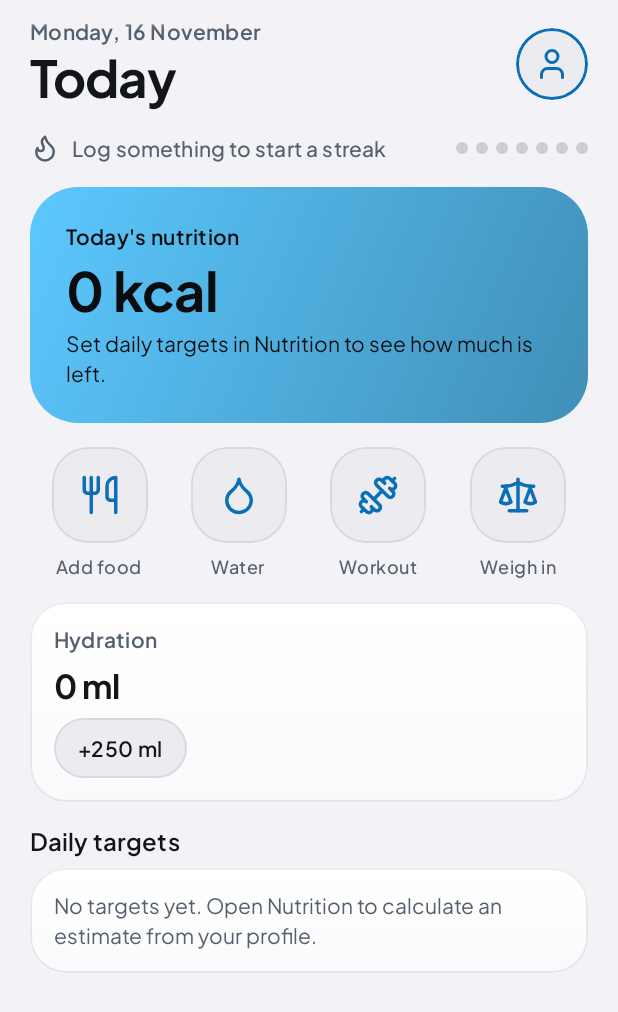
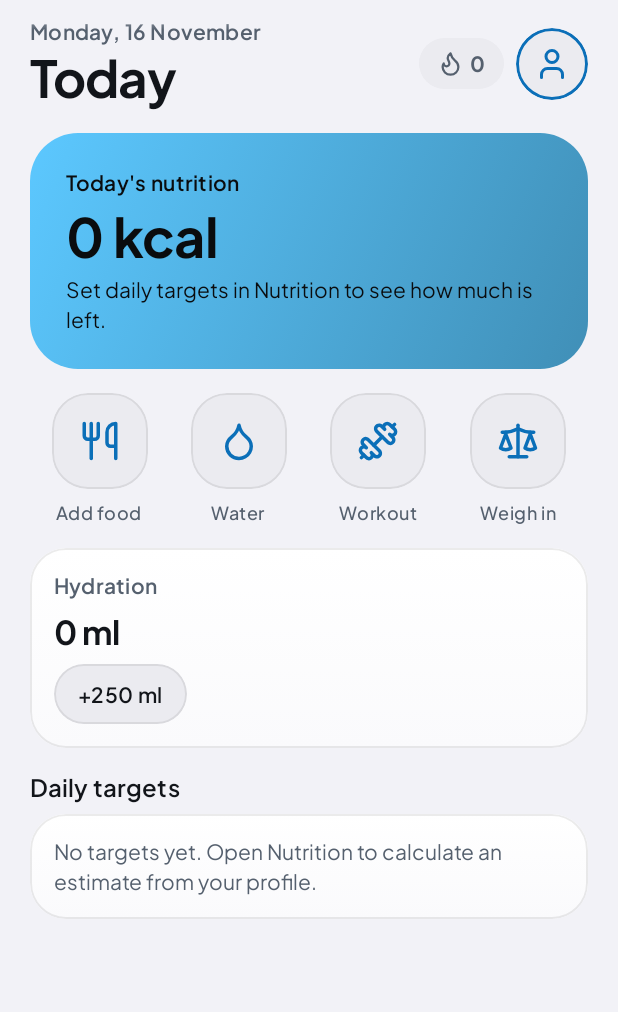
Before and after one commit to ipuppyyt/tide-fit, an Android app built with Jetpack Compose: the composable HomeScreen shown on its own in the app's theme, on a phone screen of 412 x 824 dp. Shown: the top 1012 px of the screen. Run offline under Robolectric (Android 15) with nearby library versions, the phone set to English and light mode, and no system bars; our stand-ins replace Dagger/Hilt's generated code, Room's generated code; pictures from the network do not load.

Commit message:
refactor: show streak as a flame count pill beside the avatar

```diff
--- a/app/src/main/java/com/artishorizon/tidefit/feature/home/HomeScreen.kt
+++ b/app/src/main/java/com/artishorizon/tidefit/feature/home/HomeScreen.kt
@@ -9,6 +9,8 @@ import androidx.compose.foundation.layout.Column
 import androidx.compose.foundation.layout.IntrinsicSize
 import androidx.compose.foundation.layout.PaddingValues
 import androidx.compose.foundation.layout.Row
+import androidx.compose.foundation.layout.Spacer
+import androidx.compose.foundation.layout.width
 import androidx.compose.foundation.layout.fillMaxHeight
 import androidx.compose.foundation.layout.fillMaxSize
 import androidx.compose.foundation.layout.fillMaxWidth
@@ -169,6 +171,8 @@ fun HomeScreen(
                 )
                 Text(if (profile != null) "Hello, ${profile.name}" else "Today", style = MaterialTheme.typography.headlineLarge)
             }
+            StreakPill(state.streak)
+            Spacer(Modifier.width(Spacing.sm))
             Box(
                 Modifier.size(48.dp).clip(CircleShape)
                     .background(MaterialTheme.colorScheme.surfaceContainerHigh)
@@ -185,8 +189,6 @@ fun HomeScreen(
                 else Icon(lucide("user"), contentDescription = null, tint = MaterialTheme.colorScheme.primary)
             }
         }
-
-        StreakCard(state.streak)
 
         // Hero: calories left today.
         HeroCard(onClick = onOpenNutrition) {
@@ -323,27 +325,20 @@ fun HomeScreen(
 }
 
 @Composable
-private fun StreakCard(streak: com.artishorizon.tidefit.domain.calc.Streak) {
-    val muted = MaterialTheme.colorScheme.onSurfaceVariant
+private fun StreakPill(streak: com.artishorizon.tidefit.domain.calc.Streak) {
     val flame = Color(0xFFFF8A3D)
-    val active = streak.current > 0
+    val lit = streak.todayDone
+    val tint = if (lit) flame else MaterialTheme.colorScheme.onSurfaceVariant
     Row(
-        Modifier.fillMaxWidth().semantics(mergeDescendants = true) {
-            contentDescription = if (active) "${streak.current}-day streak" else "No streak yet"
-        },
-        verticalAlignment = Alignment.CenterVertically
+        Modifier.clip(CircleShape).background(MaterialTheme.colorScheme.surfaceContainerHigh)
+            .padding(horizontal = 12.dp, vertical = 8.dp)
+            .semantics(mergeDescendants = true) {
+                contentDescription = "${streak.current}-day streak" + if (!lit && streak.current > 0) ", log something today to keep it" else ""
+            },
+        verticalAlignment = Alignment.CenterVertically, horizontalArrangement = Arrangement.spacedBy(4.dp)
     ) {
-        Icon(lucide("flame"), contentDescription = null, tint = if (active) flame else muted, modifier = Modifier.size(20.dp))
-        Text(
-            if (active) "${streak.current}-day streak" else "Log something to start a streak",
-            style = MaterialTheme.typography.titleSmall, color = if (active) MaterialTheme.colorScheme.onSurface else muted,
-            modifier = Modifier.padding(start = Spacing.sm).weight(1f)
-        )
-        Row(horizontalArrangement = Arrangement.spacedBy(5.dp)) {
-            streak.week.forEach { (_, done) ->
-                Box(Modifier.size(8.dp).clip(CircleShape).background(if (done) flame else muted.copy(alpha = 0.25f)))
-            }
-        }
+        Icon(lucide("flame"), contentDescription = null, tint = tint, modifier = Modifier.size(18.dp))
+        Text(streak.current.toString(), style = MaterialTheme.typography.titleSmall.copy(fontWeight = FontWeight.Bold), color = tint)
     }
 }
 
```
